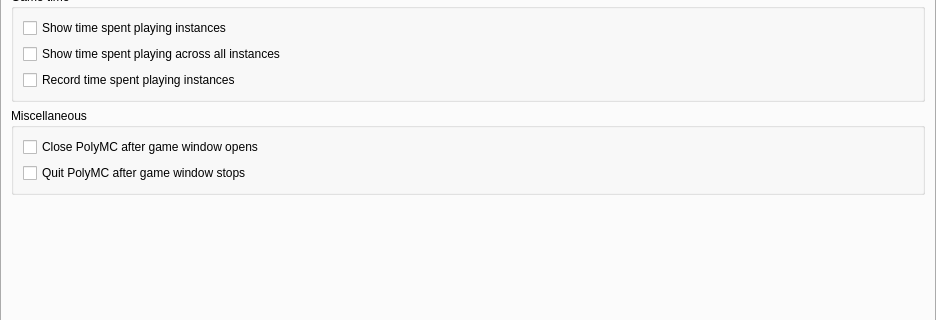
Old version of the form launcher/ui/pages/global/MinecraftPage.ui in the repository FreesmTeam/FreesmLauncher; both pictures show x 0 to 936 and y 264 to 584 of the 936 by 1134 pixel window.
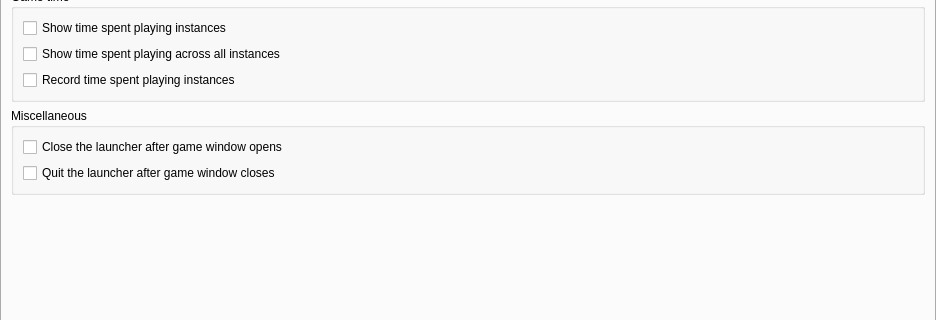
New version of the form.

The edit to the form file:
```diff
--- a/launcher/ui/pages/global/MinecraftPage.ui
+++ b/launcher/ui/pages/global/MinecraftPage.ui
@@ -176,7 +176,7 @@
              <string>&lt;html&gt;&lt;head/&gt;&lt;body&gt;&lt;p&gt;PolyMC will automatically reopen when the game crashes or exits.&lt;/p&gt;&lt;/body&gt;&lt;/html&gt;</string>
             </property>
             <property name="text">
-             <string>Close PolyMC after game window opens</string>
+             <string>Close the launcher after game window opens</string>
             </property>
            </widget>
           </item>
@@ -186,7 +186,7 @@
               <string>&lt;html&gt;&lt;head/&gt;&lt;body&gt;&lt;p&gt;PolyMC will automatically exit if the game crashes or exists.&lt;/p&gt;&lt;/body&gt;&lt;/html&gt;</string>
              </property>
              <property name="text">
-              <string>Quit PolyMC after game window stops</string>
+              <string>Quit the launcher after game window closes</string>
              </property>
             </widget>
            </item>
```
Left out of the diff: 4 changed lines with no effect on the pictures.
